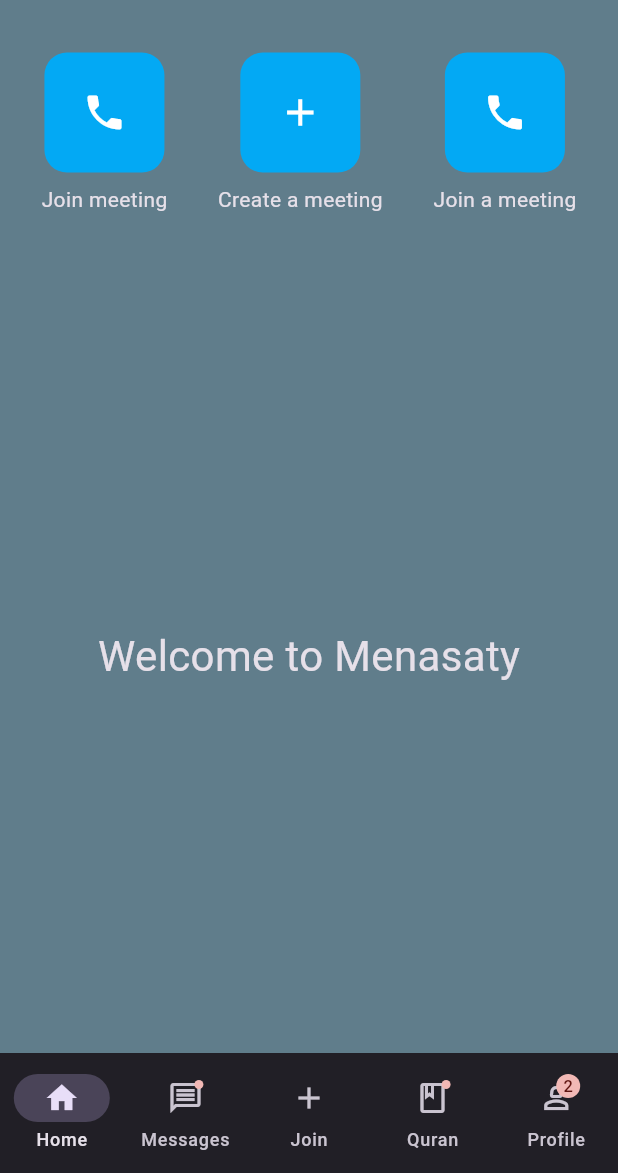
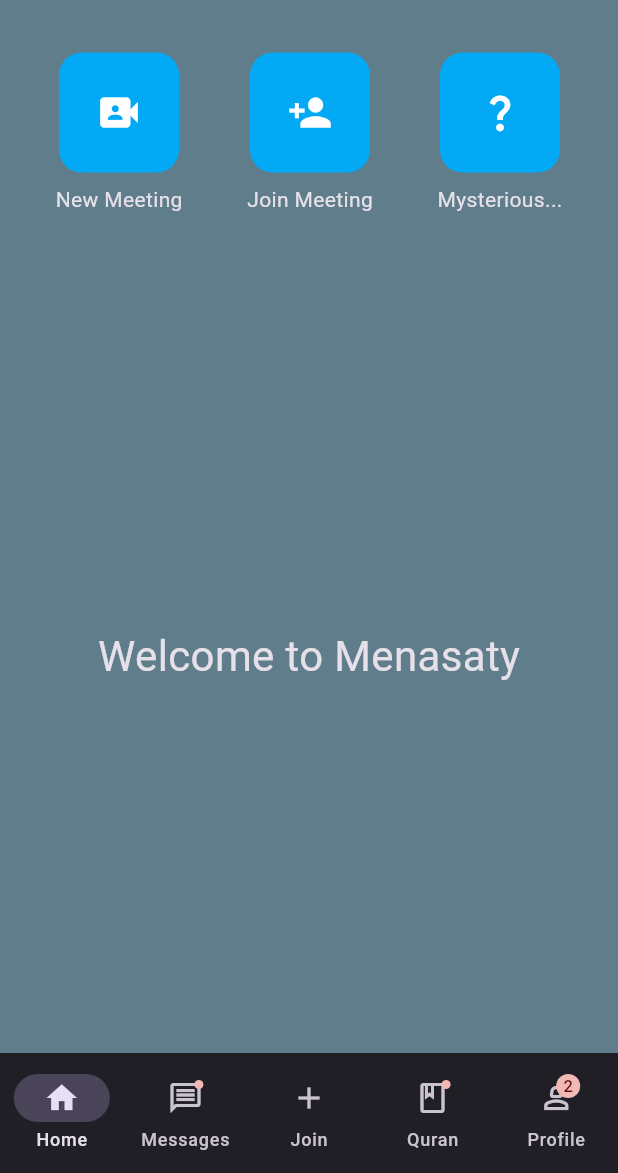
Before and after one commit to sedratiaziz/flutter_tut, a Flutter app: the HomeScreen screen opened by its route, on a phone screen of 412 x 824 dp, the part 63-1236 px from its top. Run offline on Flutter 3.47's test engine with Material 3 defaults, Android fonts, the phone set to English and light mode, and no system bars; missing offline and left inert: jitsi_meet_flutter_sdk.

Commit message:
22/1/2026  all the previous were in 2026!!!!!! it's a mistake i made.

```diff
--- a/flutter_application_1/lib/main.dart
+++ b/flutter_application_1/lib/main.dart
@@ -1,6 +1,7 @@
 import 'package:flutter/material.dart';
 import 'package:flutter_application_1/screens/home_screen.dart';
 import 'package:flutter_application_1/screens/login_screen.dart';
+import 'package:flutter_application_1/screens/video_call_screen.dart';
 import 'utils/colors/colors.dart';
 
 void main() {
@@ -22,6 +23,7 @@
       routes: {
         '/login': (context) => const LoginScreen(),
         '/home': (context) => const HomeScreen(),
+        '/video-call': (context) => const VideoCallScreen(),
       },
 
     );
--- a/flutter_application_1/lib/screens/meeting_screen.dart
+++ b/flutter_application_1/lib/screens/meeting_screen.dart
@@ -19,6 +19,9 @@
   );
 }
 
+joinMeeting(BuildContext context) {
+  Navigator.pushNamed(context, '/video-call');
+}
 
   @override
   Widget build(BuildContext context){
@@ -34,24 +37,24 @@
               children: [
                 MeetingCard(
                   onPressed: createNewMeeting,
-                  icon: Icons.phone,
+                  icon: Icons.video_camera_front,
                   iconSize: 30.0,
                   color: Colors.lightBlue,
-                  text: 'Join meeting',
+                  text: 'New Meeting',
+                ),
+                MeetingCard(
+                  onPressed: ()=>{joinMeeting},
+                  icon: Icons.person_add,
+                  iconSize: 30.0,
+                  color: Colors.lightBlue,
+                  text: 'Join Meeting',
                 ),
                 MeetingCard(
                   onPressed: () {},
-                  icon: Icons.add,
+                  icon: Icons.question_mark,
                   iconSize: 30.0,
                   color: Colors.lightBlue,
-                  text: 'Create a meeting',
-                ),
-                MeetingCard(
-                  onPressed: () {},
-                  icon: Icons.phone,
-                  iconSize: 30.0,
-                  color: Colors.lightBlue,
-                  text: 'Join a meeting',
+                  text: 'Mysterious...',
                 ),
               ],
             ),
```
Also changed, not shown: flutter_application_1/lib/screens/video_call_screen.dart (added, +12 -0 lines).
